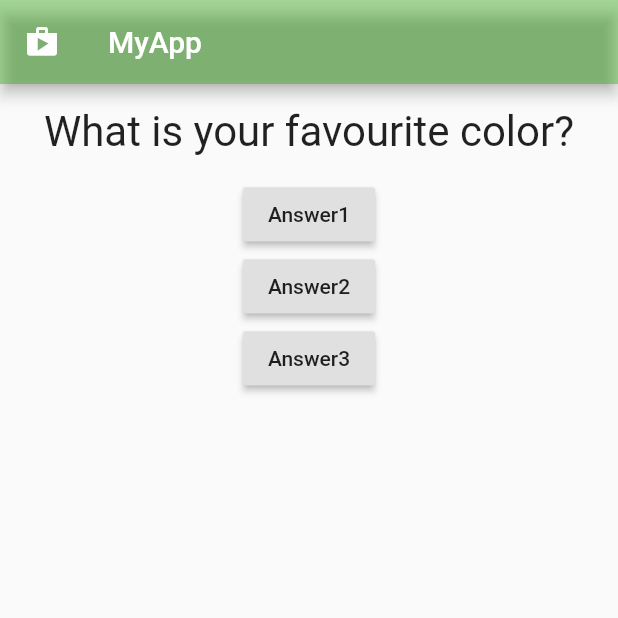
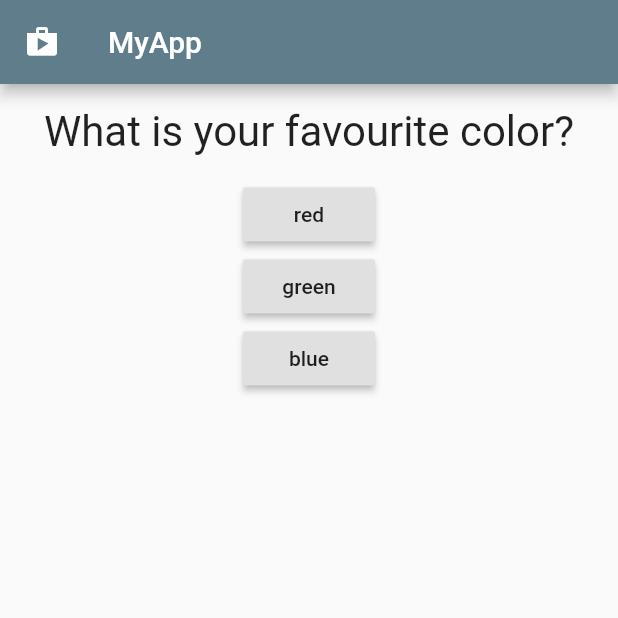
Before and after one commit to gkubiak92/flutter-quizapp, a Flutter app: the screen it shows after launch, on a phone screen of 412 x 824 dp, the top half of it. Run offline on Flutter 3.47's test engine with Material 2 defaults, Android fonts, the phone set to English and light mode, and no system bars.

Commit message:
Add quiz and result components nad rebuild whole on smaller pieces

```diff
--- a/lib/answer_button.dart
+++ b/lib/answer.dart
@@ -1,10 +1,10 @@
 import 'package:flutter/material.dart';
 
-class AnswerButton extends StatelessWidget {
+class Answer extends StatelessWidget {
   final textContent;
   final onPressed;
 
-  AnswerButton(this.textContent, this.onPressed);
+  Answer(this.textContent, this.onPressed);
 
   @override
   Widget build(BuildContext context) {
--- a/lib/main.dart
+++ b/lib/main.dart
@@ -1,7 +1,7 @@
 import 'package:flutter/material.dart';
 
-import 'question.dart';
-import 'answer_button.dart';
+import 'quiz.dart';
+import 'result.dart';
 
 void main() => runApp(MyApp());
 
@@ -15,35 +15,57 @@ class MyApp extends StatefulWidget {
 
 class _MyAppState extends State<MyApp> {
   var _questionIndex = 0;
-  var _questionList = [
-    'What is your favourite color?',
-    'What is your favourite animal?',
-    'What is your favourie car?'
+  var _totalScore = 0;
+  static const _questions = [
+    {
+      'question': 'What is your favourite color?',
+      'answers': [
+        {'text': 'red', 'score': 5},
+        {'text': 'green', 'score': 3},
+        {'text': 'blue', 'score': 2},
+      ],
+    },
+    {
+      'question': 'What is your favourite animal?',
+      'answers': [
+        {'text': 'cat', 'score': 2},
+        {'text': 'dog', 'score': 5},
+        {'text': 'rabbit', 'score': 3},
+      ],
+    },
+    {
+      'question': 'What is your favourite car?',
+      'answers': [
+        {'text': 'clio', 'score': 1},
+        {'text': 'ferrari', 'score': 3},
+        {'text': 'lamborghini', 'score': 5},
+      ],
+    },
   ];
 
-  void _answerQuestion() {
+  void _answerQuestion(int score) {
+    _totalScore += score;
     setState(() {
       _questionIndex++;
     });
+
     print('Question answered');
+    print(_questionIndex);
   }
 
   Widget build(BuildContext context) {
+    var body = _questionIndex < _questions.length
+        ? Quiz(_questions, _questionIndex, _answerQuestion)
+        : Result(_totalScore);
+
     return MaterialApp(
       home: Scaffold(
         appBar: AppBar(
           title: Text('MyApp'),
-          backgroundColor: Color.fromARGB(100, 42, 169, 10),
+          backgroundColor: Colors.blueGrey,
           leading: Icon(Icons.shop),
         ),
-        body: Column(
-          children: <Widget>[
-            Question('${_questionList[_questionIndex]}'),
-            AnswerButton('Answer1', _answerQuestion),
-            AnswerButton('Answer2', _answerQuestion),
-            AnswerButton('Answer3', _answerQuestion),
-          ],
-        ),
+        body: body,
       ),
     );
   }
--- /dev/null
+++ b/lib/quiz.dart
@@ -0,0 +1,25 @@
+import 'package:flutter/material.dart';
+
+import 'question.dart';
+import 'answer.dart';
+
+class Quiz extends StatelessWidget {
+  final questions;
+  final questionIndex;
+  final answerQuestion;
+
+  Quiz(this.questions, this.questionIndex, this.answerQuestion);
+
+  @override
+  Widget build(BuildContext context) {
+    return Column(
+      children: <Widget>[
+        Question('${questions[questionIndex]['question']}'),
+        ...(questions[questionIndex]['answers'] as List<Map<String, Object>>)
+            .map((answer) {
+          return Answer(answer['text'], () => answerQuestion(answer['score']));
+        })
+      ],
+    );
+  }
+}
--- /dev/null
+++ b/lib/result.dart
@@ -0,0 +1,18 @@
+import 'package:flutter/material.dart';
+
+class Result extends StatelessWidget {
+  final totalScore;
+
+  Result(this.totalScore);
+
+  @override
+  Widget build(BuildContext context) {
+    return Center(
+      child: Text(
+        "Thank you!\n Your score is: ${this.totalScore}",
+        style: TextStyle(fontSize: 28),
+        textAlign: TextAlign.center,
+      ),
+    );
+  }
+}
```
Also changed, not shown: pubspec.yaml (+2 -7 lines), pubspec.lock.
